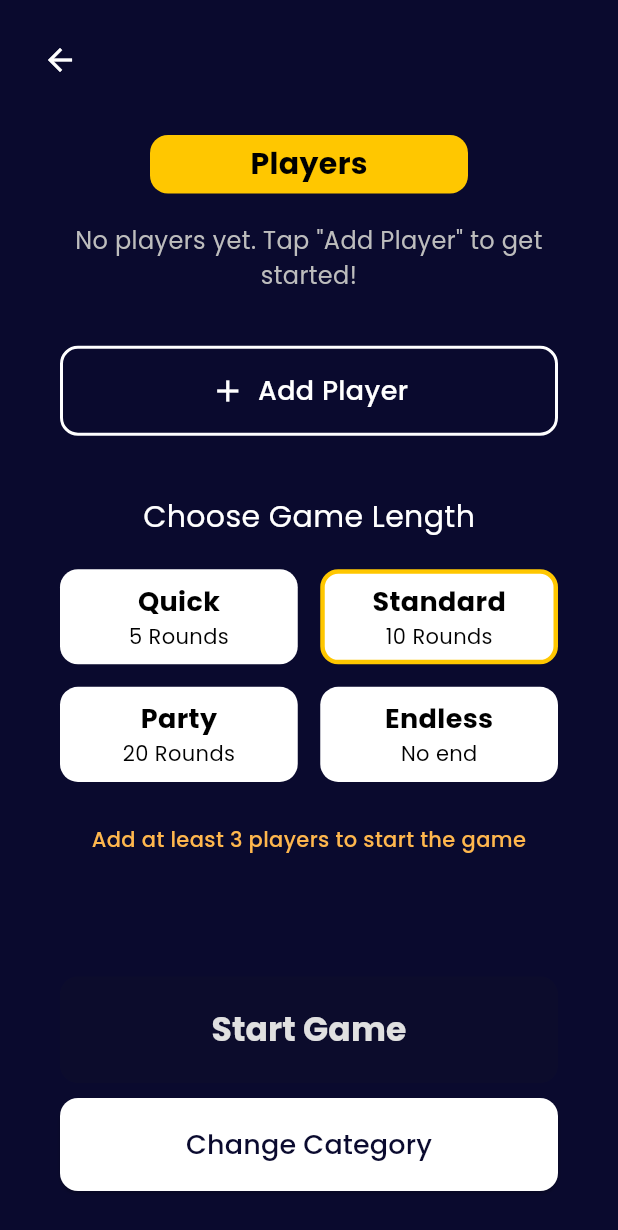
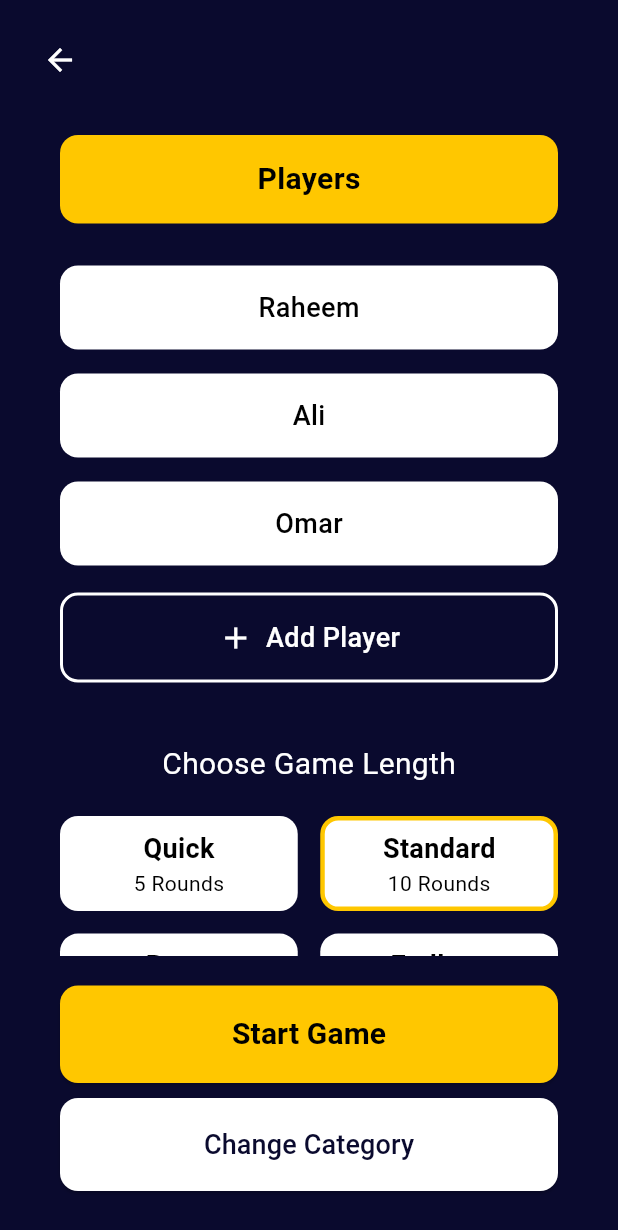
Before and after one commit to abdalla980/OneLie, a Flutter app: the SetupScreen screen opened directly with empty values, on a phone screen of 412 x 824 dp. Shown: the top 1230 px of the screen. Run offline on Flutter 3.47's test engine with Material 3 defaults, Android fonts, the phone set to English and light mode, and no system bars; our stand-ins replace google_fonts, hive_flutter; accounts and stored records are empty.

Commit message:
new additions

```diff
--- a/lib/screens/setup_screen.dart
+++ b/lib/screens/setup_screen.dart
@@ -1,7 +1,5 @@
 import 'package:flutter/material.dart';
-import 'package:hive_flutter/hive_flutter.dart';
 import 'game_screen.dart';
-import 'package:google_fonts/google_fonts.dart';
 
 class SetupScreen extends StatefulWidget {
   final String categoryId;
@@ -13,28 +11,9 @@ class SetupScreen extends StatefulWidget {
 }
 
 class _SetupScreenState extends State<SetupScreen> {
-  late List<String> players;
+  List<String> players = ['Raheem', 'Ali', 'Omar'];
   String selectedLength = 'Standard';
   int rounds = 10;
-  late Box _appDataBox;
-
-  @override
-  void initState() {
-    super.initState();
-    _loadPlayers();
-  }
-
-  void _loadPlayers() {
-    _appDataBox = Hive.box('appData');
-    final savedPlayers = _appDataBox.get('players', defaultValue: <String>[]);
-    setState(() {
-      players = List<String>.from(savedPlayers ?? []);
-    });
-  }
-
-  void _savePlayers() {
-    _appDataBox.put('players', players);
-  }
 
   final Map<String, int> _lengthRounds = {
     'Quick': 5,
@@ -53,41 +32,32 @@ class _SetupScreenState extends State<SetupScreen> {
           title: const Text('Add Player', style: TextStyle(color: Colors.white)),
           content: TextField(
             controller: controller,
-            style:  GoogleFonts.poppins(color: Colors.white),
-            decoration: InputDecoration(
+            style: const TextStyle(color: Colors.white),
+            decoration: const InputDecoration(
               hintText: 'Player name',
-              hintStyle: GoogleFonts.poppins(color: Colors.grey),
+              hintStyle: TextStyle(color: Colors.grey),
             ),
-            autofocus: true,
           ),
           actions: [
             TextButton(
               onPressed: () => Navigator.pop(context),
-              child: Text('Cancel', style: GoogleFonts.poppins(color: Colors.white)),
+              child: const Text('Cancel', style: TextStyle(color: Colors.white)),
             ),
             TextButton(
               onPressed: () {
-                if (controller.text.trim().isNotEmpty) {
+                if (controller.text.isNotEmpty) {
                   setState(() {
-                    players.add(controller.text.trim());
-                    _savePlayers();
+                    players.add(controller.text);
                   });
                   Navigator.pop(context);
                 }
               },
-              child: Text('Add', style: GoogleFonts.poppins(color: Colors.white)),
+              child: const Text('Add', style: TextStyle(color: Colors.white)),
             ),
           ],
         );
       },
     );
-  }
-
-  void _removePlayer(int index) {
-    setState(() {
-      players.removeAt(index);
-      _savePlayers();
-    });
   }
 
   @override
@@ -111,16 +81,16 @@ class _SetupScreenState extends State<SetupScreen> {
               ),
               const SizedBox(height: 10),
               Container(
-                margin: const EdgeInsets.symmetric(horizontal: 100),
-                padding: const EdgeInsets.symmetric(vertical: 5),
+                margin: const EdgeInsets.symmetric(horizontal: 40),
+                padding: const EdgeInsets.symmetric(vertical: 15),
                 decoration: BoxDecoration(
                   color: const Color(0xFFFFC700),
                   borderRadius: BorderRadius.circular(12),
                 ),
-                child: Center(
+                child: const Center(
                   child: Text(
                     'Players',
-                    style: GoogleFonts.poppins(
+                    style: TextStyle(
                       color: Colors.black,
                       fontSize: 20,
                       fontWeight: FontWeight.bold,
@@ -129,55 +99,24 @@ class _SetupScreenState extends State<SetupScreen> {
                 ),
               ),
               const SizedBox(height: 20),
-              Flexible(
-                child: players.isEmpty
-                    ? Center(
-                        child: Padding(
-                          padding: const EdgeInsets.symmetric(horizontal: 40),
-                          child: Text(
-                            'No players yet. Tap "Add Player" to get started!\n\nYou need at least 3 players to start the game.',
-                            style: GoogleFonts.poppins(
-                              color: Colors.grey[400],
-                              fontSize: 16,
-                            ),
-                            textAlign: TextAlign.center,
-                          ),
-                        ),
-                      )
-                    : ListView.builder(
-                        shrinkWrap: true,
-                        itemCount: players.length,
-                        itemBuilder: (context, index) {
-                          return Container(
+              ...players.map((player) => Container(
                     margin: const EdgeInsets.symmetric(horizontal: 40, vertical: 8),
-                            padding: const EdgeInsets.symmetric(vertical: 15, horizontal: 16),
+                    padding: const EdgeInsets.symmetric(vertical: 15),
                     decoration: BoxDecoration(
                       color: Colors.white,
                       borderRadius: BorderRadius.circular(12),
                     ),
-                            child: Row(
-                              mainAxisAlignment: MainAxisAlignment.spaceBetween,
-                              children: [
-                                Expanded(
+                    child: Center(
                       child: Text(
-                                    players[index],
-                                    style:  GoogleFonts.poppins(
+                        player,
+                        style: const TextStyle(
                           color: Colors.black,
                           fontSize: 18,
                           fontWeight: FontWeight.w500,
                         ),
                       ),
                     ),
-                                IconButton(
-                                  icon: const Icon(Icons.close, color: Colors.red),
-                                  onPressed: () => _removePlayer(index),
-                                ),
-                              ],
-                            ),
-                          );
-                        },
-                      ),
-              ),
+                  )),
               const SizedBox(height: 10),
               Container(
                 margin: const EdgeInsets.symmetric(horizontal: 40),
@@ -189,14 +128,14 @@ class _SetupScreenState extends State<SetupScreen> {
                 ),
                 child: InkWell(
                   onTap: _addPlayer,
-                  child: Row(
+                  child: const Row(
                     mainAxisAlignment: MainAxisAlignment.center,
                     children: [
                       Icon(Icons.add, color: Colors.white, size: 24),
                       SizedBox(width: 8),
                       Text(
                         'Add Player',
-                        style: GoogleFonts.poppins(
+                        style: TextStyle(
                           color: Colors.white,
                           fontSize: 18,
                           fontWeight: FontWeight.w500,
@@ -207,16 +146,15 @@ class _SetupScreenState extends State<SetupScreen> {
                 ),
               ),
               const SizedBox(height: 40),
-              Text(
+              const Text(
                 'Choose Game Length',
-                style: GoogleFonts.poppins(
+                style: TextStyle(
                   color: Colors.white,
                   fontSize: 20,
                 ),
               ),
               const SizedBox(height: 20),
-              SizedBox(
-                height: 150,
+              Expanded(
                 child: GridView.count(
                   crossAxisCount: 2,
                   padding: const EdgeInsets.symmetric(horizontal: 40),
@@ -245,7 +183,7 @@ class _SetupScreenState extends State<SetupScreen> {
                           children: [
                             Text(
                               length,
-                              style:  GoogleFonts.poppins(
+                              style: const TextStyle(
                                 color: Colors.black,
                                 fontSize: 18,
                                 fontWeight: FontWeight.bold,
@@ -255,7 +193,7 @@ class _SetupScreenState extends State<SetupScreen> {
                               length == 'Endless'
                                   ? 'No end'
                                   : '${_lengthRounds[length]} Rounds',
-                              style: GoogleFonts.poppins(
+                              style: const TextStyle(
                                 color: Colors.black,
                                 fontSize: 14,
                               ),
@@ -268,29 +206,10 @@ class _SetupScreenState extends State<SetupScreen> {
                 ),
               ),
               const SizedBox(height: 20),
-              if (players.length < 3)
-                Padding(
-                  padding: const EdgeInsets.symmetric(horizontal: 40),
-                  child: Text(
-                    players.isEmpty
-                        ? 'Add at least 3 players to start the game'
-                        : 'Add ${3 - players.length} more player${3 - players.length == 1 ? '' : 's'} to start the game',
-                    style: GoogleFonts.poppins(
-                      color: Colors.orange[300],
-                      fontSize: 14,
-                      fontWeight: FontWeight.w500,
-                    ),
-                    textAlign: TextAlign.center,
-                  ),
-                ),
-              if (players.length < 3) const SizedBox(height: 10),
-              Spacer(),
               Container(
                 margin: const EdgeInsets.symmetric(horizontal: 40),
                 child: ElevatedButton(
-                  onPressed: players.length < 3
-                      ? null
-                      : () {
+                  onPressed: () {
                     Navigator.push(
                       context,
                       MaterialPageRoute(
@@ -303,23 +222,20 @@ class _SetupScreenState extends State<SetupScreen> {
                     );
                   },
                   style: ElevatedButton.styleFrom(
-                    backgroundColor: players.length < 3
-                        ? Colors.grey[600]
-                        : const Color(0xFFFFC700),
-                    padding: const EdgeInsets.symmetric(horizontal: 80, vertical: 20),
+                    backgroundColor: const Color(0xFFFFC700),
+                    padding: const EdgeInsets.symmetric(vertical: 18),
                     shape: RoundedRectangleBorder(
                       borderRadius: BorderRadius.circular(12),
                     ),
                     minimumSize: const Size(double.infinity, 0),
                   ),
-                  child: Text(
+                  child: const Text(
                     'Start Game',
-                    style: GoogleFonts.poppins(
-                      color: players.length < 3 ? Colors.grey[300] : const Color(0xFF0A0A2E),
-                      fontSize: 22,
+                    style: TextStyle(
+                      color: Colors.black,
+                      fontSize: 20,
                       fontWeight: FontWeight.bold,
                     ),
-                    textAlign: TextAlign.center,
                   ),
                 ),
               ),
@@ -338,9 +254,9 @@ class _SetupScreenState extends State<SetupScreen> {
                     ),
                     minimumSize: const Size(double.infinity, 0),
                   ),
-                  child:Text(
+                  child: const Text(
                     'Change Category',
-                    style: GoogleFonts.poppins(
+                    style: TextStyle(
                       color: Color(0xFF0A0A2E),
                       fontSize: 18,
                       fontWeight: FontWeight.w500,
```
Also changed, not shown: lib/screens/lie_honest_screen.dart (+28 -27 lines), lib/screens/pass_phone_screen.dart (+15 -14 lines), lib/screens/question_screen.dart (+19 -21 lines), lib/screens/results_screen.dart (+14 -14 lines), lib/screens/round_number_screen.dart (+8 -7 lines), lib/screens/voting_screen.dart (+13 -12 lines), lib/screens/winner_screen.dart (+15 -14 lines), 10 other files. Lines whose indentation alone changed are shown as unchanged.
